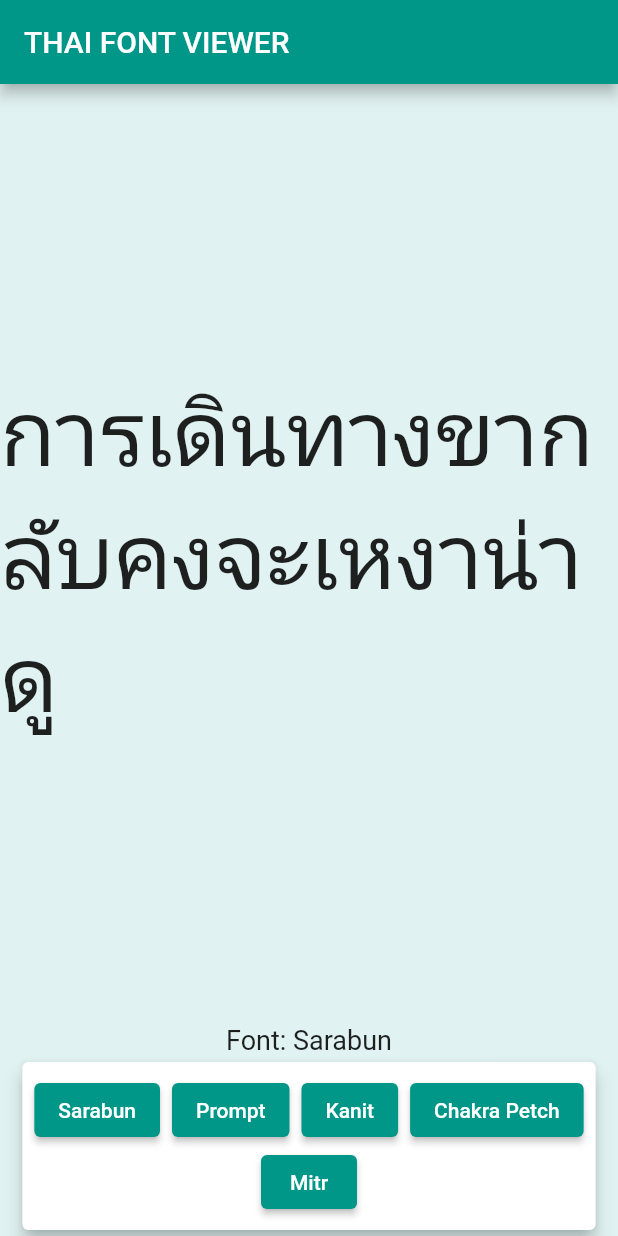
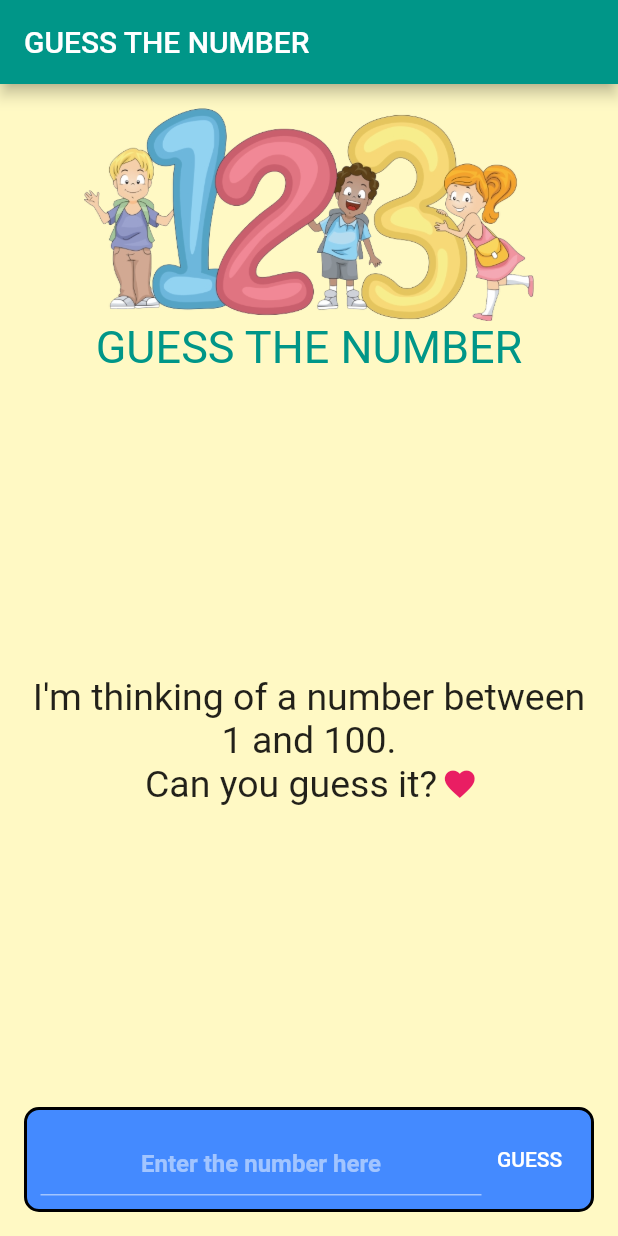
Before and after one commit to Nonney430/Mobile, a Flutter app: the screen it shows after launch, on a phone screen of 412 x 824 dp. Run offline on Flutter 3.47's test engine with Material 2 defaults, Android fonts, the phone set to English and light mode, and no system bars; our stand-ins replace google_fonts; Roboto replaces fonts that are missing (Kanit, Sarabun).

Commit message:
first commit

```diff
--- /dev/null
+++ b/lib/pages/game/game.dart
@@ -0,0 +1,36 @@
+import 'dart:math';
+
+class Game {
+  final int _answer;
+  int _totalGuesses;
+  List _numberGuesses;
+
+  Game() : _answer = Random().nextInt(100) + 1, _totalGuesses = 0, _numberGuesses = [] {
+    print("The answer is: $_answer");
+  }
+
+  int get totalGuesses {
+    return _totalGuesses;
+  }
+
+  int get answer {
+    return _answer;
+  }
+
+  List get numberGuesses {
+    return _numberGuesses;
+  }
+
+  int doGuess(int num) {
+    _totalGuesses++;
+    _numberGuesses.add(num);
+    if(num > _answer) {
+      return 1;
+    } else if(num < _answer) {
+      return -1;
+    } else {
+      return 0;
+    }
+  }
+
+}
--- a/lib/pages/game/game_page.dart
+++ b/lib/pages/game/game_page.dart
@@ -1,5 +1,9 @@
+import 'package:flutter/cupertino.dart';
 import 'package:flutter/material.dart';
+import 'package:flutter/widgets.dart';
 import 'package:google_fonts/google_fonts.dart';
+
+import 'game.dart';
 
 class GamePage extends StatefulWidget {
   const GamePage({Key? key}) : super(key: key);
@@ -9,128 +13,275 @@ class GamePage extends StatefulWidget {
 }
 
 class _GamePageState extends State<GamePage> {
+  late Game _game;
+  final _controller = TextEditingController();
+  String? _guessNumber;
+  String? _feedback;
+  bool end = false;
+  bool restart = false;
 
-  String fonts = 'Sarabun';
-  int number = 1;
-
-  _handleClickButton1() {
-    setState(() {
-      fonts = 'Sarabun';
-      number = 1;
-    });
+  @override
+  void initState() {
+    super.initState();
+    _game = Game();
   }
 
-  _handleClickButton2() {
-    setState(() {
-      fonts = 'Prompt';
-      number = 2;
-    });
+  @override
+  void dispose() {
+    _controller.dispose();
+    super.dispose();
   }
 
-  _handleClickButton3() {
-    setState(() {
-      fonts = 'Kanit';
-      number = 3;
-    });
-  }
-
-  _handleClickButton4() {
-    setState(() {
-      fonts = 'Chakra Petch';
-      number = 4;
-    });
-  }
-
-  _handleClickButton5() {
-    setState(() {
-      fonts = 'Mitr';
-      number = 5;
-    });
-  }
-
-  _showFonts() {
-    switch (number) {
-      case 1:
-        return Text('การเดินทางขากลับคงจะเหงาน่าดู',
-          style: GoogleFonts.sarabun(fontSize: 60.0),
+  void _showMaterialDialog(String title, String msg) {
+    showDialog(
+      context: context,
+      builder: (BuildContext context) {
+        return AlertDialog(
+          title: Text(title),
+          content: Text(msg),
+          actions: [
+            // ปุ่ม OK ใน dialog
+            TextButton(
+              child: const Text('OK'),
+              onPressed: () {
+                // ปิด dialog
+                Navigator.of(context).pop();
+              },
+            ),
+          ],
         );
-        break;
-      case 2:
-        return Text('การเดินทางขากลับคงจะเหงาน่าดู',
-          style: GoogleFonts.prompt(fontSize: 60.0),
-        );
-        break;
-      case 3:
-        return Text('การเดินทางขากลับคงจะเหงาน่าดู',
-          style: GoogleFonts.kanit(fontSize: 60.0),
-        );
-        break;
-      case 4:
-        return Text('การเดินทางขากลับคงจะเหงาน่าดู',
-          style: GoogleFonts.chakraPetch(fontSize: 60.0),
-        );
-        break;
-      case 5:
-        return Text('การเดินทางขากลับคงจะเหงาน่าดู',
-          style: GoogleFonts.mitr(fontSize: 60.0),
-        );
-        break;
-    }
+      },
+    );
   }
 
   @override
   Widget build(BuildContext context) {
     return Scaffold(
       appBar: AppBar(
-        title: Text('THAI FONT VIEWER'),
+        title: Text('GUESS THE NUMBER'),
       ),
-      backgroundColor: Colors.teal[50],
       body: Container(
+        color: Colors.yellow[100],
+        /*decoration: BoxDecoration(
+          image: DecorationImage(
+            image: AssetImage('assets/images/logo_number.png'),
+            fit: BoxFit.fill
+          ),
+        ),*/
         child: SafeArea(
-          child: Column(
-            mainAxisAlignment: MainAxisAlignment.spaceEvenly,
-            children: [
-              Expanded(
-                child: Center(
-                  child: Column(
-                    mainAxisAlignment: MainAxisAlignment.center,
-                    children: [
-                      _showFonts(),
-                    ],
-                  ),
-                ),
-              ),
-              Text(
-                'Font: $fonts', style: TextStyle(fontSize: 18.0),
-              ),
-
-              Card(
-                elevation: 5.0,
-                child: Padding(
-                  padding: const EdgeInsets.all(8.0),
-                  child: Wrap(
-                      alignment: WrapAlignment.center,
-                      spacing: 8.0,
-                      children: [
-                        ElevatedButton(onPressed: _handleClickButton1,
-                            child: Text('Sarabun')),
-                        ElevatedButton(onPressed: _handleClickButton2,
-                            child: Text('Prompt')),
-                        ElevatedButton(onPressed: _handleClickButton3,
-                            child: Text('Kanit')),
-                        ElevatedButton(onPressed: _handleClickButton4,
-                            child: Text('Chakra Petch')),
-                        ElevatedButton(onPressed: _handleClickButton5,
-                            child: Text('Mitr')),
-
-                      ]
-                  ),
-                ),
-              )
-            ],
+          child: Padding(
+            padding: const EdgeInsets.all(16.0),
+            child: Column(
+              mainAxisAlignment: MainAxisAlignment.spaceBetween,
+              children: [
+                _buildHeader(),
+                _buildMainContent(),
+                _buildInputPanel(),
+              ],
+            ),
           ),
         ),
       ),
     );
   }
+
+  Widget _buildHeader() {
+    return Column(
+      children: [
+        Image.asset(
+          'assets/images/logo_number.png',
+          width: 300.0, // 160 = 1 inch
+        ),
+        Text(
+          'GUESS THE NUMBER',
+          style: GoogleFonts.kanit(fontSize: 30.0, color: Colors.teal),
+        ),
+      ],
+    );
+  }
+
+  Widget _buildMainContent() {
+    if (_guessNumber == null) {
+      return Container(
+        child: Align(
+          child: Column(
+            mainAxisAlignment: MainAxisAlignment.center,
+            children: [
+              Text(
+                "I'm thinking of a number between 1 and 100.",
+                style: TextStyle(fontSize: 25),
+                textAlign: TextAlign.center,
+              ),
+              Row(
+                mainAxisAlignment: MainAxisAlignment.center,
+                children: [
+                  Text("Can you guess it? ",
+                      style: TextStyle(fontSize: 25),
+                      textAlign: TextAlign.center),
+                  Icon(
+                    Icons.favorite,
+                    color: Colors.pink,
+                    size: 24.0,
+                  ),
+                ],
+              ),
+            ],
+          ),
+        ),
+      );
+    } else {
+      return Column(
+        children: [
+          Text(
+            _guessNumber!,
+            style: TextStyle(fontSize: 80),
+          ),
+          !end ?
+          Row(
+            mainAxisAlignment: MainAxisAlignment.center,
+            children: [
+              Row(
+                mainAxisAlignment: MainAxisAlignment.center,
+                children: [
+                  Icon(
+                    Icons.disabled_by_default_outlined,
+                    size: 40,
+                    color: Colors.red,
+                  ),
+                  Text(
+                    _feedback!,
+                    style: TextStyle(fontSize: 25),
+                  ),
+                ],
+              ),
+            ],
+          ):
+          Row(
+            mainAxisAlignment: MainAxisAlignment.center,
+            children: [
+              Icon(
+                Icons.done_outlined,
+                size: 40,
+                color: Colors.green,
+              ),
+              Text(
+                _feedback!,
+                style: TextStyle(fontSize: 25),
+              )
+            ],
+          ),
+          end
+              ? TextButton(
+              onPressed:
+                   () {
+                end = false;
+                _guessNumber = null;
+                _game.numberGuesses.clear();
+                _game = Game();
+
+              },
+              child: Text('NEW GAME'))
+              : SizedBox.shrink()
+        ],
+      );
+    }
+  }
+
+  Widget _buildInputPanel() {
+    return Container(
+      decoration: BoxDecoration(
+        color: Colors.blueAccent,
+        border: Border.all(width: 2.0),
+        borderRadius: BorderRadius.circular(10.0),
+      ),
+      child: Padding(
+        padding: const EdgeInsets.all(9.0),
+        child: Row(
+          mainAxisAlignment: MainAxisAlignment.center,
+          children: [
+            Flexible(
+                child: TextField(
+                  controller: _controller,
+                  keyboardType: TextInputType.number,
+                  style: const TextStyle(
+                    color: Colors.yellow,
+                    fontSize: 24.0,
+                    fontWeight: FontWeight.bold,
+                  ),
+                  cursorColor: Colors.yellow,
+                  textAlign: TextAlign.center,
+                  decoration: InputDecoration(
+                    contentPadding: EdgeInsets.all(10.0),
+                    isDense: true,
+                    // กำหนดลักษณะเส้น border ของ TextField ในสถานะปกติ
+                    enabledBorder: UnderlineInputBorder(
+                      borderSide: BorderSide(
+                        color: Colors.white.withOpacity(0.5),
+                      ),
+                    ),
+                    // กำหนดลักษณะเส้น border ของ TextField เมื่อได้รับโฟกัส
+                    focusedBorder: const UnderlineInputBorder(
+                      borderSide: BorderSide(color: Colors.white),
+                    ),
+                    hintText: 'Enter the number here',
+                    hintStyle: TextStyle(
+                      color: Colors.white.withOpacity(0.5),
+                      fontSize: 16.0,
+                    ),
+                  ),
+                ),
+            ),
+            TextButton(
+              onPressed: () {
+                setState(() {
+                  int totalGuesses = _game.totalGuesses + 1;
+                  int answer = _game.answer;
+                  List numberGuesses = _game.numberGuesses;
+                  String numberGuessesToString = '';
+                  _guessNumber = _controller.text;
+                  int? guess = int.tryParse(_guessNumber!);
+                  if (guess != null) {
+                    var result = _game.doGuess(guess);
+
+                    switch (result) {
+                      case 1:
+                        _feedback = 'TOO HIGH!';
+                        break;
+                      case -1:
+                        _feedback = 'TOO LOW!';
+                        break;
+                      case 0:
+                        _feedback = 'CORRECT!';
+                        end = true;
+
+                        for(var i=0;i<numberGuesses.length-1;i++){
+                          numberGuessesToString += numberGuesses[i].toString() + ' -> ';
+                        }
+                        numberGuessesToString += numberGuesses[numberGuesses.length-1].toString();
+                        _showMaterialDialog('GOOD JOB!', 'The answer is $answer.\n'
+                            'You have made $totalGuesses guesses.\n'
+                            +numberGuessesToString
+                        );
+                        break;
+                    }
+                  } else {
+
+                    if(!end)
+                    _guessNumber = null;
+                    _showMaterialDialog("Error", 'Please enter the number');
+                  }
+
+                  _controller.clear();
+                });
+              },
+              child: Text(
+                'GUESS',
+                style: TextStyle(color: Colors.white),
+              ),
+            ),
+          ],
+        ),
+      ),
+    );
+  }
 }
```
